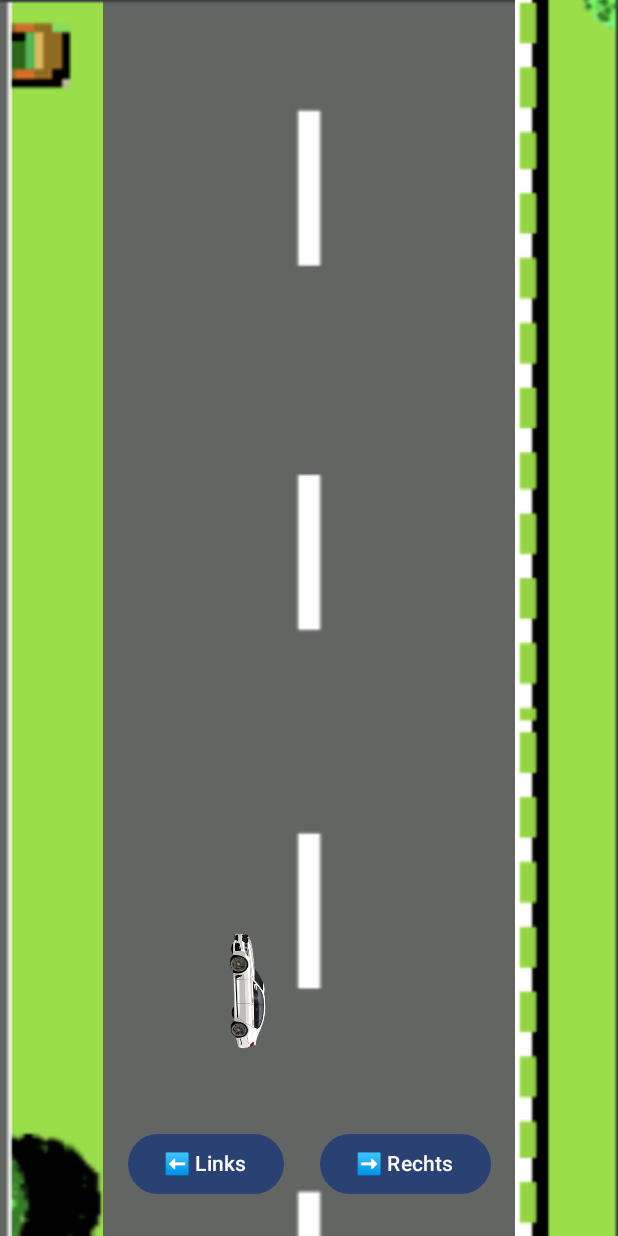
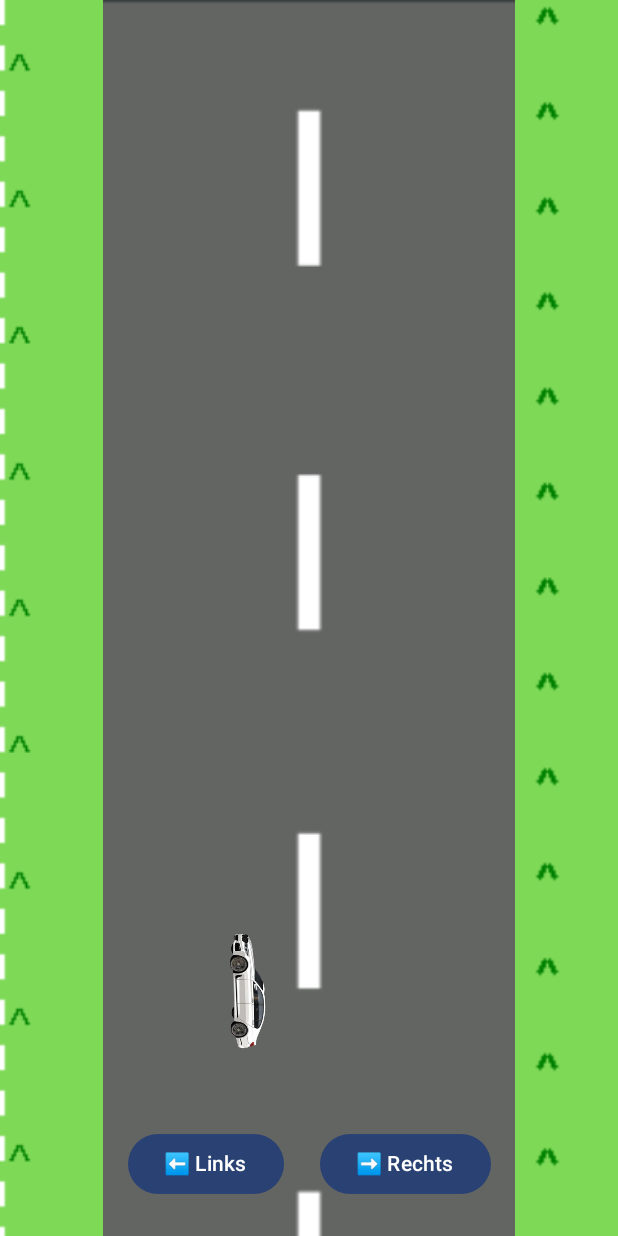
Before and after one commit to raphiruoff/DodgeDrive, an Android app built with Jetpack Compose: the RaceGameScreen screen opened through its navigation route, on a phone screen of 412 x 824 dp. Run offline under Robolectric (Android 15) with nearby library versions, the phone set to English and light mode, and no system bars; libraries missing offline, so code that uses them is left out: io.grpc, io.grpc.okhttp.

Commit message:
add new pictures for the gametrack

```diff
--- a/login/src/main/java/com/example/race/ui/racegame/components/RaceTrack.kt
+++ b/login/src/main/java/com/example/race/ui/racegame/components/RaceTrack.kt
@@ -20,7 +20,7 @@ fun RaceTrack(modifier: Modifier = Modifier) {
                 .weight(1f)
         ) {
             Image(
-                painter = painterResource(R.drawable.road_left),
+                painter = painterResource(R.drawable.wiese_links_custom),
                 contentDescription = null,
                 modifier = Modifier.fillMaxSize(),
                 contentScale = ContentScale.Crop
@@ -44,7 +44,7 @@ fun RaceTrack(modifier: Modifier = Modifier) {
                 .weight(1f)
         ) {
             Image(
-                painter = painterResource(R.drawable.road_right),
+                painter = painterResource(R.drawable.wiese_rechts_custom),
                 contentDescription = null,
                 modifier = Modifier.fillMaxSize(),
                 contentScale = ContentScale.Crop
```
Also changed, not shown: login/src/main/res/drawable/wiese_links_custom.png (added), login/src/main/res/drawable/wiese_rechts_custom.png (added).
